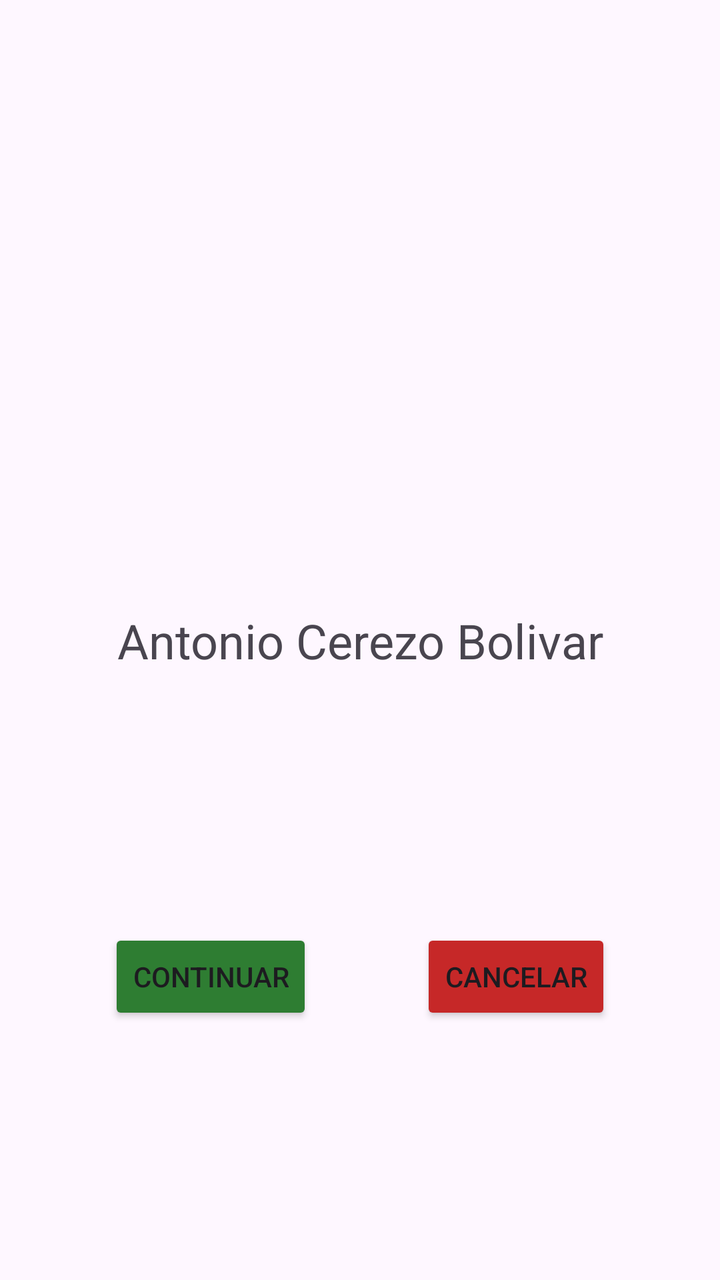
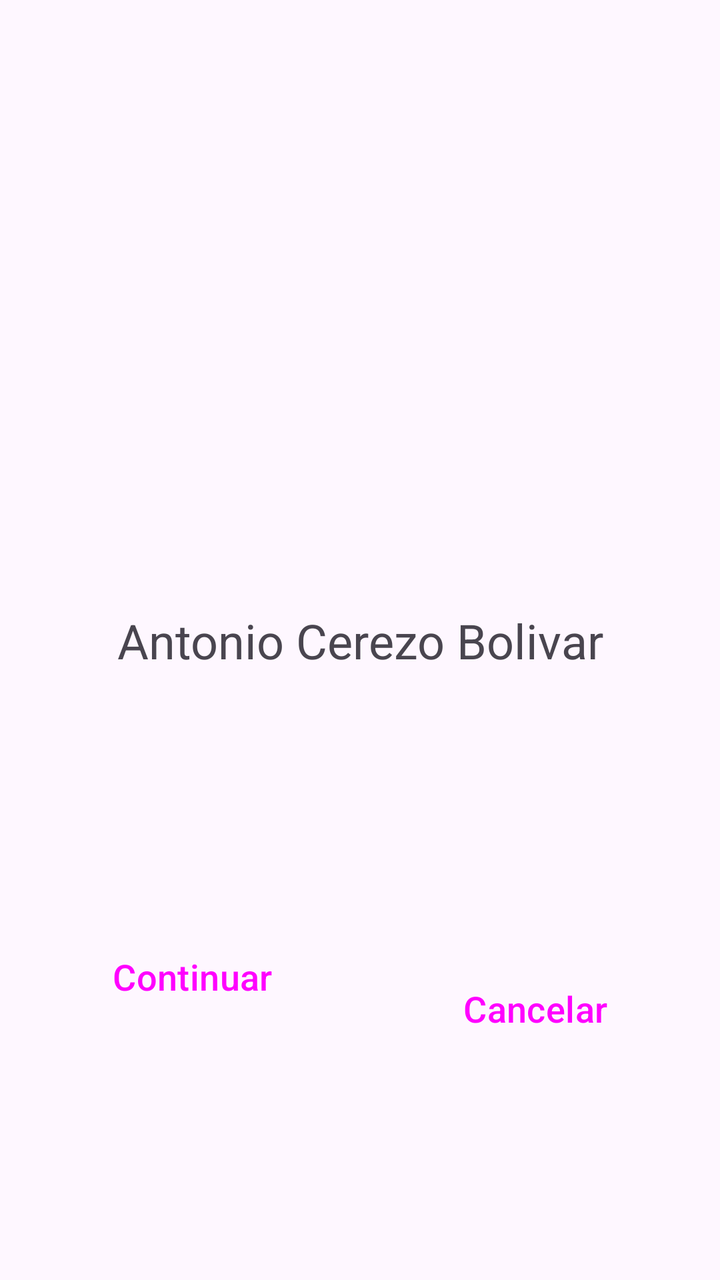

Compare the two renders of this Android layout. The source of the first and the diff that turns it into the second are given below.
<!-- AndroidManifest.xml: application theme Theme.RecursosAntonio -->
<!-- res/layout/activity_main.xml -->
<?xml version="1.0" encoding="utf-8"?>
<androidx.constraintlayout.widget.ConstraintLayout xmlns:android="http://schemas.android.com/apk/res/android"
    xmlns:app="http://schemas.android.com/apk/res-auto"
    xmlns:tools="http://schemas.android.com/tools"
    android:id="@+id/main"
    android:layout_width="match_parent"
    android:layout_height="match_parent"
    tools:context=".MainActivity">

    <TextView
        android:id="@+id/tvNombre"
        android:layout_width="wrap_content"
        android:layout_height="wrap_content"
        android:text="@string/antonio_cerezo_bolivar"
        android:textSize="24sp"
        app:layout_constraintBottom_toBottomOf="parent"
        app:layout_constraintEnd_toEndOf="parent"
        app:layout_constraintStart_toStartOf="parent"
        app:layout_constraintTop_toTopOf="parent" />


    <Button
        android:id="@+id/btnContinuar"
        android:layout_width="wrap_content"
        android:layout_height="wrap_content"
        android:text="@string/continuar"
        app:backgroundTint="@color/verde_continuar"
        app:layout_constraintTop_toBottomOf="@id/tvNombre"
        app:layout_constraintStart_toStartOf="parent"
        app:layout_constraintEnd_toStartOf="@id/btnCancelar"
        app:layout_constraintBottom_toBottomOf="parent" />

    <Button
        android:id="@+id/btnCancelar"
        android:layout_width="wrap_content"
        android:layout_height="wrap_content"
        android:text="@string/cancelar"
        app:backgroundTint="@color/rojo_cancelar"
        app:layout_constraintTop_toTopOf="@id/btnContinuar"
        app:layout_constraintStart_toEndOf="@id/btnContinuar"
        app:layout_constraintEnd_toEndOf="parent" />

</androidx.constraintlayout.widget.ConstraintLayout>
<!-- resources referenced by this layout -->
<resources>
  <color name="rojo_cancelar">#C62828</color>
  <color name="verde_continuar">#2E7D32</color>
  <string name="antonio_cerezo_bolivar">Antonio Cerezo Bolivar</string>
  <string name="cancelar">Cancelar</string>
  <string name="continuar">Continuar</string>
  <style name="Theme.RecursosAntonio" parent="Base.Theme.RecursosAntonio" />
  <style name="Base.Theme.RecursosAntonio" parent="Theme.Material3.DayNight.NoActionBar">
          
          
      </style>
</resources>

<!-- the commit's change to res/layout/activity_main.xml (unified diff, before → after) -->
@@ -22,7 +22,7 @@
     <Button
         android:id="@+id/btnContinuar"
         android:layout_width="wrap_content"
-        android:layout_height="wrap_content"
+        style="@style/BotonTarea"
         android:text="@string/continuar"
         app:backgroundTint="@color/verde_continuar"
         app:layout_constraintTop_toBottomOf="@id/tvNombre"
@@ -33,7 +33,7 @@
     <Button
         android:id="@+id/btnCancelar"
         android:layout_width="wrap_content"
-        android:layout_height="wrap_content"
+        style="@style/BotonTarea"
         android:text="@string/cancelar"
         app:backgroundTint="@color/rojo_cancelar"
         app:layout_constraintTop_toTopOf="@id/btnContinuar"
<!-- resource entries referenced after the edit -->
@@ -5,6 +5,11 @@
   <string name="antonio_cerezo_bolivar">Antonio Cerezo Bolivar</string>
   <string name="cancelar">Cancelar</string>
   <string name="continuar">Continuar</string>
+  <style name="BotonTarea" parent="Widget.Material3.Button">
+          <item name="android:layout_height">56dp</item>
+          <item name="android:layout_margin">16dp</item>
+          <item name="android:textSize">18sp</item>
+      </style>
   <style name="Theme.RecursosAntonio" parent="Base.Theme.RecursosAntonio" />
   <style name="Base.Theme.RecursosAntonio" parent="Theme.Material3.DayNight.NoActionBar">
           
